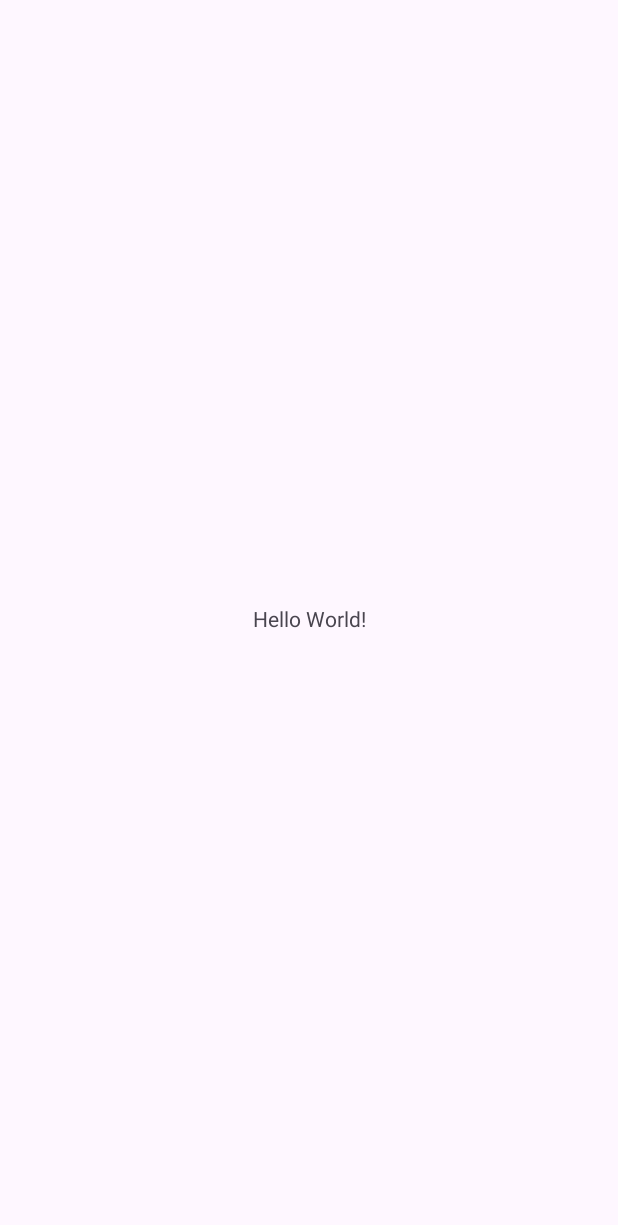
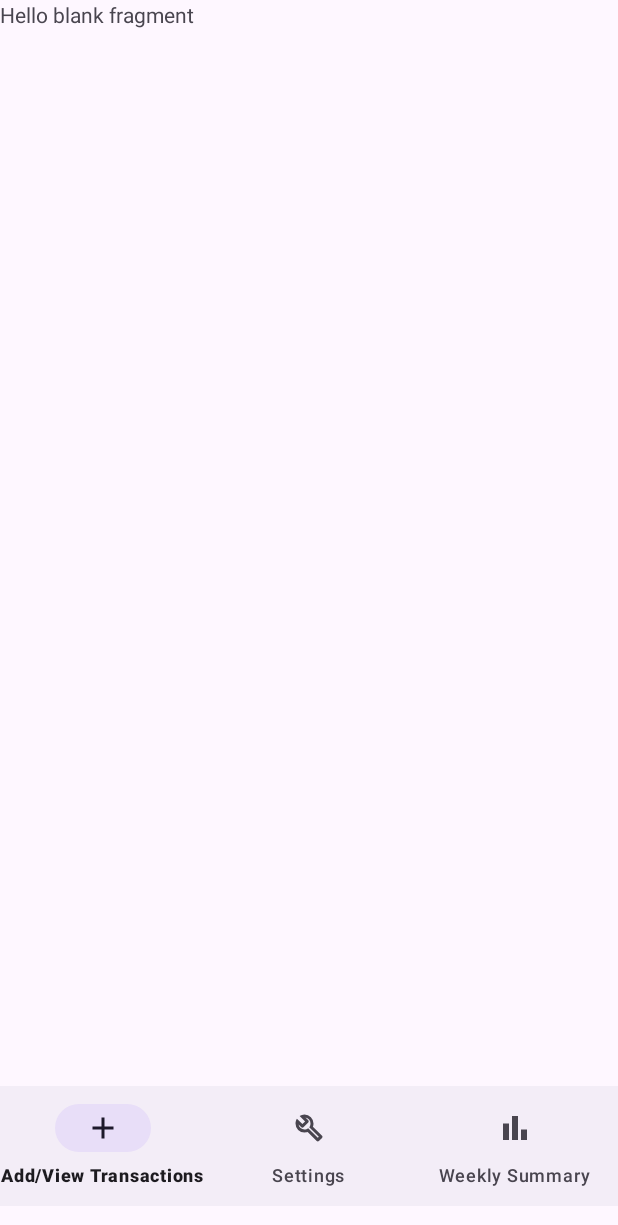
Before and after one commit to montana-rusa/Vampire, an Android app: the screen it shows after launch (MainActivity), on a phone screen of 412 x 824 dp. Before the commit the part shown is almost empty. Shown: the top 1225 px of the screen. Run offline under Robolectric (Android 15) with nearby library versions, the phone set to English and light mode, and no system bars.

Commit message:
Bottom Navigation Menu added

```diff
--- /dev/null
+++ b/app/src/main/java/com/example/vampire/AddFragment.kt
@@ -0,0 +1,59 @@
+package com.example.vampire
+
+import android.os.Bundle
+import androidx.fragment.app.Fragment
+import android.view.LayoutInflater
+import android.view.View
+import android.view.ViewGroup
+
+// TODO: Rename parameter arguments, choose names that match
+// the fragment initialization parameters, e.g. ARG_ITEM_NUMBER
+private const val ARG_PARAM1 = "param1"
+private const val ARG_PARAM2 = "param2"
+
+/**
+ * A simple [Fragment] subclass.
+ * Use the [AddFragment.newInstance] factory method to
+ * create an instance of this fragment.
+ */
+class AddFragment : Fragment() {
+    // TODO: Rename and change types of parameters
+    private var param1: String? = null
+    private var param2: String? = null
+
+    override fun onCreate(savedInstanceState: Bundle?) {
+        super.onCreate(savedInstanceState)
+        arguments?.let {
+            param1 = it.getString(ARG_PARAM1)
+            param2 = it.getString(ARG_PARAM2)
+        }
+    }
+
+    override fun onCreateView(
+        inflater: LayoutInflater, container: ViewGroup?,
+        savedInstanceState: Bundle?
+    ): View? {
+        // Inflate the layout for this fragment
+        return inflater.inflate(R.layout.fragment_add, container, false)
+    }
+
+    companion object {
+        /**
+         * Use this factory method to create a new instance of
+         * this fragment using the provided parameters.
+         *
+         * @param param1 Parameter 1.
+         * @param param2 Parameter 2.
+         * @return A new instance of fragment AddFragment.
+         */
+        // TODO: Rename and change types and number of parameters
+        @JvmStatic
+        fun newInstance(param1: String, param2: String) =
+            AddFragment().apply {
+                arguments = Bundle().apply {
+                    putString(ARG_PARAM1, param1)
+                    putString(ARG_PARAM2, param2)
+                }
+            }
+    }
+}
--- a/app/src/main/java/com/example/vampire/MainActivity.kt
+++ b/app/src/main/java/com/example/vampire/MainActivity.kt
@@ -5,8 +5,14 @@ import androidx.activity.enableEdgeToEdge
 import androidx.appcompat.app.AppCompatActivity
 import androidx.core.view.ViewCompat
 import androidx.core.view.WindowInsetsCompat
+import androidx.fragment.app.Fragment
+import com.google.android.material.bottomnavigation.BottomNavigationView
 
 class MainActivity : AppCompatActivity() {
+
+    //variable declarations
+    private lateinit var bottomNav : BottomNavigationView
+
     override fun onCreate(savedInstanceState: Bundle?) {
         super.onCreate(savedInstanceState)
         enableEdgeToEdge()
@@ -14,7 +20,32 @@ class MainActivity : AppCompatActivity() {
         ViewCompat.setOnApplyWindowInsetsListener(findViewById(R.id.main)) { v, insets ->
             val systemBars = insets.getInsets(WindowInsetsCompat.Type.systemBars())
             v.setPadding(systemBars.left, systemBars.top, systemBars.right, systemBars.bottom)
-            insets
-        }
+            insets }
+
+        //automatically loads in the addFragment
+        loadFragment(AddFragment())
+
+        //handles switching between Fragments
+        bottomNav = findViewById(R.id.bottomNav)
+        bottomNav.setOnItemSelectedListener {
+            when (it.itemId) {
+                R.id.add -> {
+                    loadFragment(AddFragment())
+                    true }
+                R.id.summary -> {
+                    loadFragment(SummaryFragment())
+                    true }
+                R.id.settings -> {
+                    loadFragment(SettingFragment())
+                    true }
+                else -> false } }
+
+
     }
+
+    //this function loads the Fragment given as its parameter onto the screen
+    private fun loadFragment(fragment : Fragment) {
+        val transaction = supportFragmentManager.beginTransaction()
+        transaction.replace(R.id.container, fragment)
+        transaction.commit() }
 }
--- /dev/null
+++ b/app/src/main/res/drawable/bar_chart.xml
@@ -0,0 +1,5 @@
+<vector xmlns:android="http://schemas.android.com/apk/res/android" android:height="24dp" android:tint="#000000" android:viewportHeight="960" android:viewportWidth="960" android:width="24dp">
+
+    <path android:fillColor="@android:color/white" android:pathData="M640,800L640,520L800,520L800,800L640,800ZM400,800L400,160L560,160L560,800L400,800ZM160,800L160,360L320,360L320,800L160,800Z"/>
+
+</vector>
--- /dev/null
+++ b/app/src/main/res/drawable/plus.xml
@@ -0,0 +1,5 @@
+<vector xmlns:android="http://schemas.android.com/apk/res/android" android:height="24dp" android:tint="#000000" android:viewportHeight="960" android:viewportWidth="960" android:width="24dp">
+
+    <path android:fillColor="@android:color/white" android:pathData="M440,520L200,520L200,440L440,440L440,200L520,200L520,440L760,440L760,520L520,520L520,760L440,760L440,520Z"/>
+
+</vector>
--- /dev/null
+++ b/app/src/main/res/drawable/wrench.xml
@@ -0,0 +1,5 @@
+<vector xmlns:android="http://schemas.android.com/apk/res/android" android:height="24dp" android:tint="#000000" android:viewportHeight="960" android:viewportWidth="960" android:width="24dp">
+
+    <path android:fillColor="@android:color/white" android:pathData="M686,828L444,584Q424,592 403.5,596Q383,600 360,600Q260,600 190,530Q120,460 120,360Q120,324 130,291.5Q140,259 158,230L304,376L376,304L230,158Q259,140 291.5,130Q324,120 360,120Q460,120 530,190Q600,260 600,360Q600,383 596,403.5Q592,424 584,444L828,686Q840,698 840,715Q840,732 828,744L744,828Q732,840 715,840Q698,840 686,828ZM715,743L742,716L486,460Q504,440 512,413.5Q520,387 520,360Q520,300 481.5,255.5Q443,211 386,202L460,276Q472,288 472,304Q472,320 460,332L332,460Q320,472 304,472Q288,472 276,460L202,386Q211,443 255.5,481.5Q300,520 360,520Q386,520 412,512Q438,504 459,487L715,743ZM472,472L472,472Q472,472 472,472Q472,472 472,472Q472,472 472,472Q472,472 472,472L472,472Q472,472 472,472Q472,472 472,472L472,472Q472,472 472,472Q472,472 472,472L472,472Q472,472 472,472Q472,472 472,472Q472,472 472,472Q472,472 472,472L472,472Z"/>
+
+</vector>
--- a/app/src/main/res/layout/activity_main.xml
+++ b/app/src/main/res/layout/activity_main.xml
@@ -1,5 +1,5 @@
 <?xml version="1.0" encoding="utf-8"?>
-<androidx.constraintlayout.widget.ConstraintLayout xmlns:android="http://schemas.android.com/apk/res/android"
+<RelativeLayout xmlns:android="http://schemas.android.com/apk/res/android"
     xmlns:app="http://schemas.android.com/apk/res-auto"
     xmlns:tools="http://schemas.android.com/tools"
     android:id="@+id/main"
@@ -7,13 +7,19 @@
     android:layout_height="match_parent"
     tools:context=".MainActivity">
 
-    <TextView
-        android:layout_width="wrap_content"
+    <FrameLayout
+        android:id="@+id/container"
+        android:layout_width="match_parent"
+        android:layout_height="match_parent"
+        android:layout_above="@id/bottomNav"
+        />
+
+    <com.google.android.material.bottomnavigation.BottomNavigationView
+        android:id="@+id/bottomNav"
+        android:layout_width="match_parent"
         android:layout_height="wrap_content"
-        android:text="Hello World!"
-        app:layout_constraintBottom_toBottomOf="parent"
-        app:layout_constraintEnd_toEndOf="parent"
-        app:layout_constraintStart_toStartOf="parent"
-        app:layout_constraintTop_toTopOf="parent" />
+        android:layout_alignParentBottom="true"
+        android:layout_marginBottom="20dp"
+        app:menu="@menu/nav_menu" />
 
-</androidx.constraintlayout.widget.ConstraintLayout>
+</RelativeLayout>
--- /dev/null
+++ b/app/src/main/res/layout/fragment_add.xml
@@ -0,0 +1,14 @@
+<?xml version="1.0" encoding="utf-8"?>
+<FrameLayout xmlns:android="http://schemas.android.com/apk/res/android"
+    xmlns:tools="http://schemas.android.com/tools"
+    android:layout_width="match_parent"
+    android:layout_height="match_parent"
+    tools:context=".AddFragment">
+
+    <!-- TODO: Update blank fragment layout -->
+    <TextView
+        android:layout_width="match_parent"
+        android:layout_height="match_parent"
+        android:text="@string/hello_blank_fragment" />
+
+</FrameLayout>
--- /dev/null
+++ b/app/src/main/res/menu/nav_menu.xml
@@ -0,0 +1,19 @@
+<?xml version="1.0" encoding="utf-8"?>
+<menu xmlns:android="http://schemas.android.com/apk/res/android">
+
+    <item
+        android:title="Add/View Transactions"
+        android:id="@+id/add"
+        android:icon="@drawable/plus"/>
+
+    <item
+        android:title="Settings"
+        android:id="@+id/settings"
+        android:icon="@drawable/wrench"/>
+
+    <item
+        android:title="Weekly Summary"
+        android:id="@+id/summary"
+        android:icon="@drawable/bar_chart"/>
+
+</menu>
--- a/app/src/main/res/values/strings.xml
+++ b/app/src/main/res/values/strings.xml
@@ -1,3 +1,5 @@
 <resources>
     <string name="app_name">Vampire</string>
+    <!-- TODO: Remove or change this placeholder text -->
+    <string name="hello_blank_fragment">Hello blank fragment</string>
 </resources>
```
Also changed, not shown: app/src/main/java/com/example/vampire/SettingFragment.kt (added, +59 -0 lines), app/src/main/java/com/example/vampire/SummaryFragment.kt (added, +59 -0 lines), app/src/main/res/layout/fragment_setting.xml (added, +14 -0 lines), app/src/main/res/layout/fragment_summary.xml (added, +14 -0 lines).
